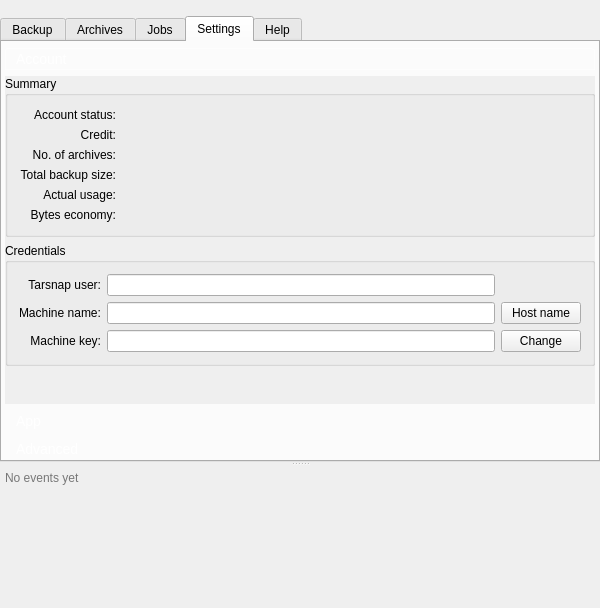
This is forms/mainwindow.ui in Tarsnap/tarsnap-gui as Qt 5 draws it before an edit. The edited form follows.
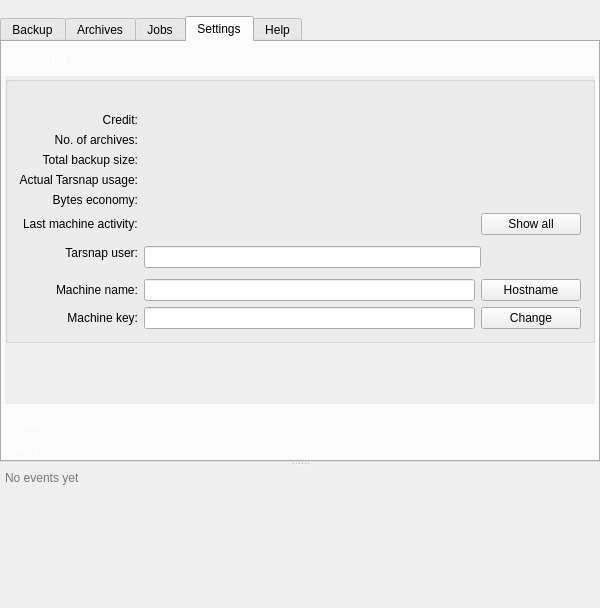
This is the edited form. The open tabs and pages were chosen to show the change. Icons and pictures are not drawn. Custom widgets are drawn as their Qt base class.

Commit message: Prepare Settings/Account page for account data population.

Diff of the .ui file:
```diff
--- a/forms/mainwindow.ui
+++ b/forms/mainwindow.ui
@@ -943,29 +943,60 @@
                <item>
                 <widget class="QGroupBox" name="groupBox">
                  <property name="title">
-                  <string>Summary</string>
+                  <string/>
                  </property>
-                 <layout class="QHBoxLayout" name="horizontalLayout_3">
-                  <property name="leftMargin">
-                   <number>12</number>
-                  </property>
-                  <property name="topMargin">
-                   <number>12</number>
-                  </property>
-                  <property name="rightMargin">
-                   <number>12</number>
-                  </property>
-                  <property name="bottomMargin">
-                   <number>12</number>
-                  </property>
+                 <layout class="QVBoxLayout" name="verticalLayout_10">
+                  <item alignment="Qt::AlignHCenter">
+                   <widget class="QPushButton" name="loginTarsnapButton">
+                    <property name="sizePolicy">
+                     <sizepolicy hsizetype="Maximum" vsizetype="Fixed">
+                      <horstretch>0</horstretch>
+                      <verstretch>0</verstretch>
+                     </sizepolicy>
+                    </property>
+                    <property name="toolTip">
+                     <string>Login to tarsnap.com</string>
+                    </property>
+                    <property name="styleSheet">
+                     <string notr="true">QPushButton {
+background: none;
+border: none;
+}
+
+QPushButton:pressed {
+margin-left: 6px;
+margin-top: 6px;
+}</string>
+                    </property>
+                    <property name="text">
+                     <string/>
+                    </property>
+                    <property name="icon">
+                     <iconset resource="../resources/resources.qrc">
+                      <normaloff>:/icons/tarsnap_icon_big.png</normaloff>:/icons/tarsnap_icon_big.png</iconset>
+                    </property>
+                    <property name="iconSize">
+                     <size>
+                      <width>128</width>
+                      <height>128</height>
+                     </size>
+                    </property>
+                    <property name="flat">
+                     <bool>true</bool>
+                    </property>
+                   </widget>
+                  </item>
                   <item>
                    <widget class="QWidget" name="widget_7" native="true">
                     <layout class="QFormLayout" name="formLayout">
+                     <property name="fieldGrowthPolicy">
+                      <enum>QFormLayout::ExpandingFieldsGrow</enum>
+                     </property>
                      <property name="labelAlignment">
                       <set>Qt::AlignRight|Qt::AlignTrailing|Qt::AlignVCenter</set>
                      </property>
                      <property name="formAlignment">
-                      <set>Qt::AlignLeading|Qt::AlignLeft|Qt::AlignVCenter</set>
+                      <set>Qt::AlignCenter</set>
                      </property>
                      <property name="leftMargin">
                       <number>0</number>
@@ -979,27 +1010,27 @@
                      <property name="bottomMargin">
                       <number>0</number>
                      </property>
-                     <item row="0" column="1">
-                      <widget class="QLabel" name="accountStatusLabel">
-                       <property name="font">
-                        <font>
-                         <weight>75</weight>
-                         <bold>true</bold>
-                        </font>
-                       </property>
+                     <item row="0" column="0">
+                      <widget class="QLabel" name="label_16">
                        <property name="toolTip">
                         <string>Not implemented yet</string>
                        </property>
                        <property name="text">
-                        <string/>
+                        <string>Credit:</string>
                        </property>
-                       <property name="textInteractionFlags">
-                        <set>Qt::LinksAccessibleByMouse|Qt::TextSelectableByMouse</set>
+                       <property name="alignment">
+                        <set>Qt::AlignRight|Qt::AlignTrailing|Qt::AlignVCenter</set>
                        </property>
                       </widget>
                      </item>
-                     <item row="1" column="1">
+                     <item row="0" column="1">
                       <widget class="QLabel" name="accountCreditLabel">
+                       <property name="sizePolicy">
+                        <sizepolicy hsizetype="Expanding" vsizetype="Preferred">
+                         <horstretch>0</horstretch>
+                         <verstretch>0</verstretch>
+                        </sizepolicy>
+                       </property>
                        <property name="font">
                         <font>
                          <weight>75</weight>
@@ -1017,7 +1048,7 @@
                        </property>
                       </widget>
                      </item>
-                     <item row="2" column="0">
+                     <item row="1" column="0">
                       <widget class="QLabel" name="label_6">
                        <property name="text">
                         <string>No. of archives:</string>
@@ -1027,8 +1058,14 @@
                        </property>
                       </widget>
                      </item>
-                     <item row="2" column="1">
+                     <item row="1" column="1">
                       <widget class="QLabel" name="accountArchivesCountLabel">
+                       <property name="sizePolicy">
+                        <sizepolicy hsizetype="Expanding" vsizetype="Preferred">
+                         <horstretch>0</horstretch>
+                         <verstretch>0</verstretch>
+                        </sizepolicy>
+                       </property>
                        <property name="font">
                         <font>
                          <weight>75</weight>
@@ -1043,53 +1080,62 @@
                        </property>
                       </widget>
                      </item>
-                     <item row="4" column="0">
+                     <item row="2" column="0">
+                      <widget class="QLabel" name="label_2">
+                       <property name="toolTip">
+                        <string>Real size of all stored archives</string>
+                       </property>
+                       <property name="text">
+                        <string>Total backup size:</string>
+                       </property>
+                       <property name="alignment">
+                        <set>Qt::AlignRight|Qt::AlignTrailing|Qt::AlignVCenter</set>
+                       </property>
+                      </widget>
+                     </item>
+                     <item row="2" column="1">
+                      <widget class="QLabel" name="accountTotalSizeLabel">
+                       <property name="sizePolicy">
+                        <sizepolicy hsizetype="Expanding" vsizetype="Preferred">
+                         <horstretch>0</horstretch>
+                         <verstretch>0</verstretch>
+                        </sizepolicy>
+                       </property>
+                       <property name="font">
+                        <font>
+                         <weight>75</weight>
+                         <bold>true</bold>
+                        </font>
+                       </property>
+                       <property name="text">
+                        <string/>
+                       </property>
+                       <property name="textInteractionFlags">
+                        <set>Qt::LinksAccessibleByMouse|Qt::TextSelectableByMouse</set>
+                       </property>
+                      </widget>
+                     </item>
+                     <item row="3" column="0">
                       <widget class="QLabel" name="label_4">
                        <property name="toolTip">
                         <string>What you're paying for</string>
                        </property>
                        <property name="text">
-                        <string>Actual usage:</string>
+                        <string>Actual Tarsnap usage:</string>
                        </property>
                        <property name="alignment">
                         <set>Qt::AlignRight|Qt::AlignTrailing|Qt::AlignVCenter</set>
                        </property>
                       </widget>
                      </item>
-                     <item row="4" column="1">
-                      <widget class="QLabel" name="accountActualSizeLabel">
-                       <property name="font">
-                        <font>
-                         <weight>75</weight>
-                         <bold>true</bold>
-                        </font>
-                       </property>
-                       <property name="text">
-                        <string/>
-                       </property>
-                       <property name="textInteractionFlags">
-                        <set>Qt::LinksAccessibleByMouse|Qt::TextSelectableByMouse</set>
-                       </property>
-                      </widget>
-                     </item>
-                     <item row="5" column="1">
-                      <widget class="QLabel" name="accountStorageSavedLabel">
-                       <property name="font">
-                        <font>
-                         <weight>75</weight>
-                         <bold>true</bold>
-                        </font>
-                       </property>
-                       <property name="text">
-                        <string/>
-                       </property>
-                       <property name="textInteractionFlags">
-                        <set>Qt::LinksAccessibleByMouse|Qt::TextSelectableByMouse</set>
-                       </property>
-                      </widget>
-                     </item>
                      <item row="3" column="1">
-                      <widget class="QLabel" name="accountTotalSizeLabel">
+                      <widget class="QLabel" name="accountActualSizeLabel">
+                       <property name="sizePolicy">
+                        <sizepolicy hsizetype="Expanding" vsizetype="Preferred">
+                         <horstretch>0</horstretch>
+                         <verstretch>0</verstretch>
+                        </sizepolicy>
+                       </property>
                        <property name="font">
                         <font>
                          <weight>75</weight>
@@ -1104,30 +1150,7 @@
                        </property>
                       </widget>
                      </item>
-                     <item row="0" column="0">
-                      <widget class="QLabel" name="label_8">
-                       <property name="text">
-                        <string>Account status:</string>
-                       </property>
-                       <property name="alignment">
-                        <set>Qt::AlignRight|Qt::AlignTrailing|Qt::AlignVCenter</set>
-                       </property>
-                      </widget>
-                     </item>
-                     <item row="1" column="0">
-                      <widget class="QLabel" name="label_16">
-                       <property name="toolTip">
-                        <string>Credit left on Tarsnap</string>
-                       </property>
-                       <property name="text">
-                        <string>Credit:</string>
-                       </property>
-                       <property name="alignment">
-                        <set>Qt::AlignRight|Qt::AlignTrailing|Qt::AlignVCenter</set>
-                       </property>
-                      </widget>
-                     </item>
-                     <item row="5" column="0">
+                     <item row="4" column="0">
                       <widget class="QLabel" name="label_21">
                        <property name="toolTip">
                         <string>Bytes reduced by deduplication and compression</string>
@@ -1140,20 +1163,109 @@
                        </property>
                       </widget>
                      </item>
-                     <item row="3" column="0">
-                      <widget class="QLabel" name="label_2">
-                       <property name="toolTip">
-                        <string>Real size of all stored archives</string>
+                     <item row="4" column="1">
+                      <widget class="QLabel" name="accountStorageSavedLabel">
+                       <property name="sizePolicy">
+                        <sizepolicy hsizetype="Expanding" vsizetype="Preferred">
+                         <horstretch>0</horstretch>
+                         <verstretch>0</verstretch>
+                        </sizepolicy>
                        </property>
+                       <property name="font">
+                        <font>
+                         <weight>75</weight>
+                         <bold>true</bold>
+                        </font>
+                       </property>
                        <property name="text">
-                        <string>Total backup size:</string>
+                        <string/>
+                       </property>
+                       <property name="textInteractionFlags">
+                        <set>Qt::LinksAccessibleByMouse|Qt::TextSelectableByMouse</set>
+                       </property>
+                      </widget>
+                     </item>
+                     <item row="5" column="0">
+                      <widget class="QLabel" name="label_9">
+                       <property name="text">
+                        <string>Last machine activity:</string>
+                       </property>
+                      </widget>
+                     </item>
+                     <item row="5" column="1">
+                      <layout class="QHBoxLayout" name="horizontalLayout_10">
+                       <item>
+                        <widget class="TextLabel" name="accountMachineActivityLabel">
+                         <property name="sizePolicy">
+                          <sizepolicy hsizetype="Expanding" vsizetype="Preferred">
+                           <horstretch>0</horstretch>
+                           <verstretch>0</verstretch>
+                          </sizepolicy>
+                         </property>
+                         <property name="font">
+                          <font>
+                           <weight>75</weight>
+                           <bold>true</bold>
+                          </font>
+                         </property>
+                         <property name="text">
+                          <string/>
+                         </property>
+                         <property name="textInteractionFlags">
+                          <set>Qt::LinksAccessibleByMouse|Qt::TextSelectableByMouse</set>
+                         </property>
+                         <property name="elide" stdset="0">
+                          <string>ElideRight</string>
+                         </property>
+                        </widget>
+                       </item>
+                       <item>
+                        <widget class="QPushButton" name="pushButton">
+                         <property name="sizePolicy">
+                          <sizepolicy hsizetype="Fixed" vsizetype="Fixed">
+                           <horstretch>0</horstretch>
+                           <verstretch>0</verstretch>
+                          </sizepolicy>
+                         </property>
+                         <property name="minimumSize">
+                          <size>
+                           <width>100</width>
+                           <height>0</height>
+                          </size>
+                         </property>
+                         <property name="maximumSize">
+                          <size>
+                           <width>100</width>
+                           <height>16777215</height>
+                          </size>
+                         </property>
+                         <property name="text">
+                          <string>Show all</string>
+                         </property>
+                        </widget>
+                       </item>
+                      </layout>
+                     </item>
+                     <item row="6" column="0">
+                      <widget class="QLabel" name="label">
+                       <property name="text">
+                        <string>Tarsnap user:</string>
                        </property>
                        <property name="alignment">
                         <set>Qt::AlignRight|Qt::AlignTrailing|Qt::AlignVCenter</set>
                        </property>
                       </widget>
                      </item>
-                    </layout>
+                     <item row="6" column="1">
+                      <layout class="QHBoxLayout" name="horizontalLayout_11">
+                       <item>
+                        <widget class="QLineEdit" name="accountUserLineEdit">
+                         <property name="text">
+                          <string/>
+                         </property>
+                         <property name="clearButtonEnabled">
+                          <bool>true</bool>
+                         </property>
                    </widget>
                   </item>
                   <item>
@@ -1162,79 +1274,19 @@
                      <enum>Qt::Horizontal</enum>
                     </property>
                     <property name="sizeType">
-                     <enum>QSizePolicy::Maximum</enum>
+                          <enum>QSizePolicy::Fixed</enum>
                     </property>
                     <property name="sizeHint" stdset="0">
                      <size>
-                      <width>40</width>
-                      <height>20</height>
+                           <width>100</width>
+                           <height>32</height>
                      </size>
                     </property>
                    </spacer>
                   </item>
-                  <item>
-                   <widget class="QPushButton" name="loginTarsnapButton">
-                    <property name="sizePolicy">
-                     <sizepolicy hsizetype="Maximum" vsizetype="Fixed">
-                      <horstretch>0</horstretch>
-                      <verstretch>0</verstretch>
-                     </sizepolicy>
-                    </property>
-                    <property name="toolTip">
-                     <string>Login to tarsnap.com</string>
-                    </property>
-                    <property name="styleSheet">
-                     <string notr="true">QPushButton {
-background: none;
-border: none;
-}
-
-QPushButton:pressed {
-margin-left: 6px;
-margin-top: 6px;
-}</string>
-                    </property>
-                    <property name="text">
-                     <string/>
-                    </property>
-                    <property name="icon">
-                     <iconset resource="../resources/resources.qrc">
-                      <normaloff>:/icons/tarsnap_icon_big.png</normaloff>:/icons/tarsnap_icon_big.png</iconset>
-                    </property>
-                    <property name="iconSize">
-                     <size>
-                      <width>128</width>
-                      <height>128</height>
-                     </size>
-                    </property>
-                    <property name="flat">
-                     <bool>true</bool>
-                    </property>
-                   </widget>
-                  </item>
-                 </layout>
-                </widget>
-               </item>
-               <item>
-                <widget class="QGroupBox" name="groupBox_2">
-                 <property name="title">
-                  <string>Credentials</string>
-                 </property>
-                 <layout class="QGridLayout" name="gridLayout_3">
-                  <item row="1" column="1">
-                   <widget class="QLineEdit" name="accountMachineLineEdit">
-                    <property name="text">
-                     <string/>
-                    </property>
-                    <property name="placeholderText">
-                     <string/>
-                    </property>
-                    <property name="clearButtonEnabled">
-                     <bool>true</bool>
-                    </property>
-                   </widget>
-                  </item>
-                  <item row="1" column="0">
+                      </layout>
+                     </item>
+                     <item row="7" column="0">
                    <widget class="QLabel" name="label_19">
                     <property name="text">
                      <string>Machine name:</string>
@@ -1244,8 +1296,10 @@
                     </property>
                    </widget>
                   </item>
-                  <item row="2" column="1">
-                   <widget class="QLineEdit" name="accountMachineKeyLineEdit">
+                     <item row="7" column="1">
+                      <layout class="QHBoxLayout" name="horizontalLayout_3">
+                       <item>
+                        <widget class="QLineEdit" name="accountMachineLineEdit">
                     <property name="text">
                      <string/>
                     </property>
@@ -1257,27 +1311,34 @@
                     </property>
                    </widget>
                   </item>
-                  <item row="0" column="1">
-                   <widget class="QLineEdit" name="accountUserLineEdit">
-                    <property name="text">
-                     <string/>
-                    </property>
-                    <property name="readOnly">
-                     <bool>true</bool>
-                    </property>
-                   </widget>
-                  </item>
-                  <item row="0" column="0">
-                   <widget class="QLabel" name="label">
+                       <item>
+                        <widget class="QPushButton" name="accountMachineUseHostnameButton">
+                         <property name="sizePolicy">
+                          <sizepolicy hsizetype="Fixed" vsizetype="Fixed">
+                           <horstretch>0</horstretch>
+                           <verstretch>0</verstretch>
+                          </sizepolicy>
+                         </property>
+                         <property name="minimumSize">
+                          <size>
+                           <width>100</width>
+                           <height>0</height>
+                          </size>
+                         </property>
+                         <property name="maximumSize">
+                          <size>
+                           <width>100</width>
+                           <height>16777215</height>
+                          </size>
+                         </property>
                     <property name="text">
-                     <string>Tarsnap user:</string>
-                    </property>
-                    <property name="alignment">
-                     <set>Qt::AlignRight|Qt::AlignTrailing|Qt::AlignVCenter</set>
-                    </property>
-                   </widget>
-                  </item>
-                  <item row="2" column="0">
+                          <string>Hostname</string>
+                         </property>
+                        </widget>
+                       </item>
+                      </layout>
+                     </item>
+                     <item row="8" column="0">
                    <widget class="QLabel" name="label_11">
                     <property name="text">
                      <string>Machine key:</string>
@@ -1287,24 +1348,49 @@
                     </property>
                    </widget>
                   </item>
-                  <item row="2" column="2">
+                     <item row="8" column="1">
+                      <layout class="QHBoxLayout" name="horizontalLayout_9">
+                       <item>
+                        <widget class="QLineEdit" name="accountMachineKeyLineEdit">
+                         <property name="text">
+                          <string/>
+                         </property>
+                         <property name="placeholderText">
+                          <string/>
+                         </property>
+                         <property name="clearButtonEnabled">
+                          <bool>true</bool>
+                         </property>
+                        </widget>
+                       </item>
+                       <item>
                    <widget class="QPushButton" name="accountMachineKeyBrowseButton">
                     <property name="sizePolicy">
-                     <sizepolicy hsizetype="Preferred" vsizetype="Fixed">
+                          <sizepolicy hsizetype="Fixed" vsizetype="Fixed">
                       <horstretch>0</horstretch>
                       <verstretch>0</verstretch>
                      </sizepolicy>
                     </property>
+                         <property name="minimumSize">
+                          <size>
+                           <width>100</width>
+                           <height>0</height>
+                          </size>
+                         </property>
+                         <property name="maximumSize">
+                          <size>
+                           <width>100</width>
+                           <height>16777215</height>
+                          </size>
+                         </property>
                     <property name="text">
                      <string>Change</string>
                     </property>
                    </widget>
                   </item>
-                  <item row="1" column="2">
-                   <widget class="QPushButton" name="accountMachineUseHostnameButton">
-                    <property name="text">
-                     <string>Host name</string>
-                    </property>
+                      </layout>
+                     </item>
+                    </layout>
                    </widget>
                   </item>
                  </layout>
```
Left out of the diff: 7 changed lines with no effect on the pictures. Lines whose indentation alone changed are shown as unchanged. The commit also changes 5 other files.
